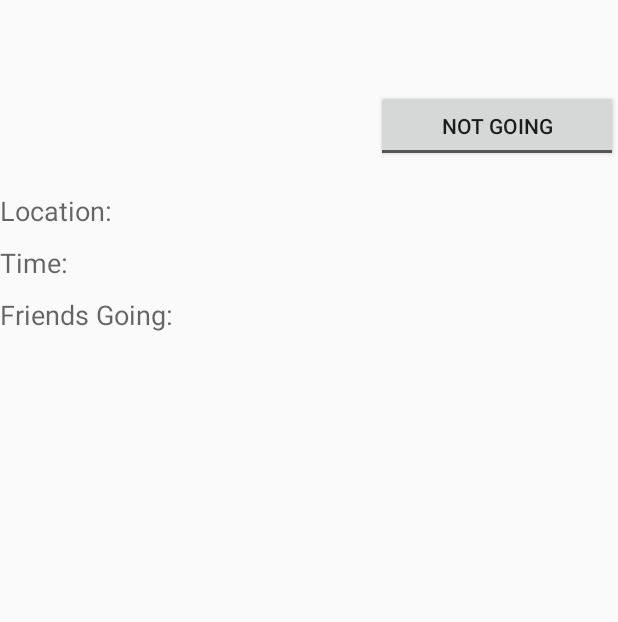
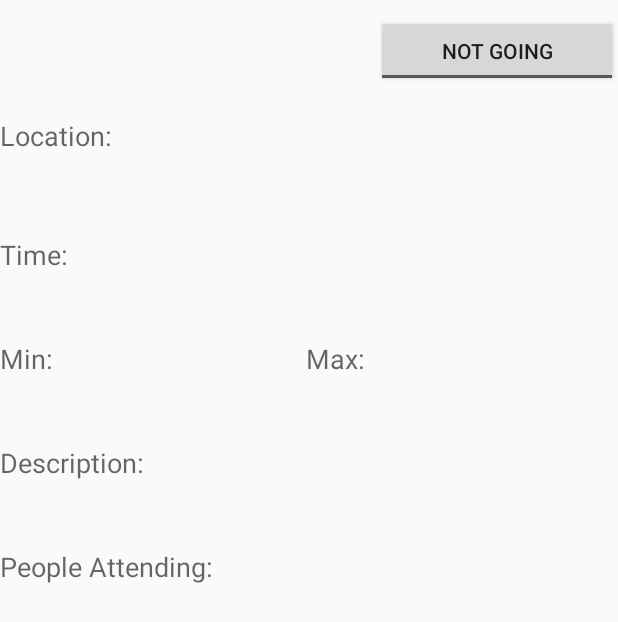
Before and after one commit to knigam/Mayfly, an Android app: the EventActivity screen opened directly, with no data from a screen before it, on a phone screen of 412 x 824 dp. Shown: the top 622 px of the screen. Run offline under Robolectric (Android 15) with nearby library versions, the phone set to English and light mode, and no system bars; 8 statements that could not run were skipped.

Commit message:
changed event activity layout

```diff
--- a/Mayfly/src/main/res/layout/activity_event.xml
+++ b/Mayfly/src/main/res/layout/activity_event.xml
@@ -3,11 +3,8 @@
     android:layout_width="fill_parent"
     android:layout_height="fill_parent"
     xmlns:android="http://schemas.android.com/apk/res/android"
-    android:paddingTop="10dp">
-
-    <Space
-        android:layout_width="match_parent"
-        android:layout_height="50dp" />
+    android:paddingTop="10dp"
+    android:weightSum="1">
 
     <LinearLayout
         android:orientation="horizontal"
@@ -18,7 +15,6 @@
             android:layout_width="wrap_content"
             android:layout_height="match_parent"
             android:textAppearance="?android:attr/textAppearanceLarge"
-            android:text="Large Text"
             android:id="@+id/eventNameTextView"
             android:layout_gravity="center_horizontal"
             android:layout_weight="0.8" />
@@ -39,6 +35,12 @@
         android:layout_height="wrap_content"
         android:textAppearance="?android:attr/textAppearanceMedium"
         android:text="Location: "
+        android:paddingTop="20dp" />
+
+    <TextView
+        android:layout_width="wrap_content"
+        android:layout_height="wrap_content"
+        android:textAppearance="?android:attr/textAppearanceMedium"
         android:id="@+id/eventLocationTextView"
         android:paddingTop="20dp" />
 
@@ -47,28 +49,88 @@
         android:layout_height="wrap_content"
         android:textAppearance="?android:attr/textAppearanceMedium"
         android:text="Time: "
-        android:id="@+id/eventTimeTextView"
         android:paddingTop="10dp" />
 
     <TextView
         android:layout_width="wrap_content"
         android:layout_height="wrap_content"
         android:textAppearance="?android:attr/textAppearanceMedium"
-        android:text="Friends Going: "
-        android:id="@+id/eventFriendsGoingTextView"
+        android:id="@+id/eventTimeTextView"
         android:paddingTop="10dp" />
-
-    <Space
-        android:layout_width="match_parent"
-        android:layout_height="25dp"
-        android:id="@+id/space" />
 
     <LinearLayout
         android:orientation="horizontal"
         android:layout_width="match_parent"
+        android:layout_height="wrap_content">
+
+        <TextView
+            android:layout_width="wrap_content"
+            android:layout_height="wrap_content"
+            android:layout_weight="0.25"
+            android:textAppearance="?android:attr/textAppearanceMedium"
+            android:text="Min: "
+            android:paddingTop="10dp" />
+
+         <TextView
+        android:layout_width="wrap_content"
         android:layout_height="wrap_content"
-        android:gravity="center">
-
+        android:layout_weight="0.25"
+        android:textAppearance="?android:attr/textAppearanceMedium"
+        android:text="Max: "
+        android:paddingTop="10dp" />
     </LinearLayout>
 
+    <LinearLayout
+        android:orientation="horizontal"
+        android:layout_width="match_parent"
+        android:layout_height="wrap_content">
+
+        <TextView
+            android:layout_width="wrap_content"
+            android:layout_height="wrap_content"
+            android:layout_weight="0.25"
+            android:textAppearance="?android:attr/textAppearanceMedium"
+            android:id="@+id/eventMinTextView"
+            android:paddingTop="10dp" />
+
+        <TextView
+            android:layout_width="wrap_content"
+            android:layout_height="wrap_content"
+            android:layout_weight="0.25"
+            android:textAppearance="?android:attr/textAppearanceMedium"
+            android:id="@+id/eventMaxTextView"
+            android:paddingTop="10dp" />
+    </LinearLayout>
+
+    <TextView
+        android:layout_width="wrap_content"
+        android:layout_height="wrap_content"
+        android:textAppearance="?android:attr/textAppearanceMedium"
+        android:text="Description: "
+        android:paddingTop="10dp" />
+
+    <TextView
+        android:layout_width="wrap_content"
+        android:layout_height="wrap_content"
+        android:textAppearance="?android:attr/textAppearanceMedium"
+        android:id="@+id/eventDescriptionTextView"
+        android:paddingTop="10dp" />
+
+
+    <TextView
+        android:layout_width="wrap_content"
+        android:layout_height="wrap_content"
+        android:textAppearance="?android:attr/textAppearanceMedium"
+        android:text="People Attending: "
+        android:paddingTop="10dp" />
+
+
+
+    <ListView
+        android:layout_width="match_parent"
+        android:layout_height="wrap_content">
+
+    </ListView>
+
+
 </LinearLayout>
```
Also changed, not shown: 72 other files.
